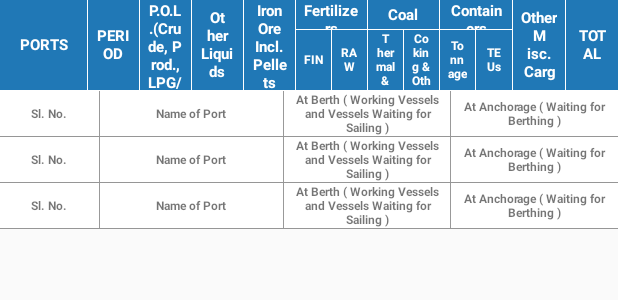
After one commit to vaibgups/SagarUnnati, an Android app: the layout dashboard_tcw_layout.xml on its own in the app's theme, with its tools: preview values and no code run, on a phone screen of 412 x 824 dp. The commit adds this screen. Shown: the top 300 px of the screen. Run offline under Robolectric (Android 15) with nearby library versions, the phone set to English and light mode, and no system bars.

Commit message:
Dashboard UI Design

```diff
--- /dev/null
+++ b/app/src/main/res/layout/dashboard_tcw_layout.xml
@@ -0,0 +1,368 @@
+<?xml version="1.0" encoding="utf-8"?>
+<LinearLayout xmlns:android="http://schemas.android.com/apk/res/android"
+    xmlns:tools="http://schemas.android.com/tools"
+    android:orientation="vertical"
+    android:layout_width="match_parent"
+    android:layout_height="match_parent">
+
+
+    <LinearLayout
+        android:layout_width="match_parent"
+        android:layout_height="0dp"
+        android:orientation="vertical"
+        android:layout_weight="9">
+
+        <LinearLayout
+            android:layout_width="match_parent"
+            android:background="@color/table_head_back"
+            android:orientation="horizontal"
+            android:layout_height="60dp">
+
+            <TextView
+                android:layout_width="0dp"
+                android:layout_height="match_parent"
+                android:layout_weight="1"
+                android:layout_marginLeft="5dp"
+                android:layout_marginRight="5dp"
+                android:text="@string/tv_tcw_ports"
+                android:textColor="@color/white"
+                android:textSize="10sp"
+                android:textStyle="bold"
+                android:gravity="center" />
+
+
+            <LinearLayout
+                android:layout_width="1px"
+                android:layout_height="match_parent"
+                android:background="@color/white" />
+
+
+            <TextView
+                android:layout_width="0dp"
+                android:layout_height="match_parent"
+                android:layout_weight="0.5"
+                android:layout_marginLeft="5dp"
+                android:layout_marginRight="5dp"
+                android:text="@string/tv_tcw_period"
+                android:textColor="@color/white"
+                android:textSize="10sp"
+                android:textStyle="bold"
+                android:gravity="center" />
+
+            <LinearLayout
+                android:layout_width="1px"
+                android:layout_height="match_parent"
+                android:background="@color/white" />
+
+
+            <TextView
+                android:layout_width="0dp"
+                android:layout_height="match_parent"
+                android:layout_weight="0.5"
+                android:layout_marginLeft="5dp"
+                android:layout_marginRight="5dp"
+                android:text="@string/tv_tcw_pol"
+                android:textColor="@color/white"
+                android:textSize="10sp"
+                android:textStyle="bold"
+                android:gravity="center" />
+
+            <LinearLayout
+                android:layout_width="1px"
+                android:layout_height="match_parent"
+                android:background="@color/white" />
+
+
+            <TextView
+                android:layout_width="0dp"
+                android:layout_height="match_parent"
+                android:layout_weight="0.5"
+                android:layout_marginLeft="5dp"
+                android:layout_marginRight="5dp"
+                android:text="@string/tv_tcw_other_liquid"
+                android:textColor="@color/white"
+                android:textSize="10sp"
+                android:textStyle="bold"
+                android:gravity="center" />
+
+            <LinearLayout
+                android:layout_width="1px"
+                android:layout_height="match_parent"
+                android:background="@color/white" />
+
+
+            <TextView
+                android:layout_width="0dp"
+                android:layout_height="match_parent"
+                android:layout_weight="0.5"
+                android:layout_marginLeft="5dp"
+                android:layout_marginRight="5dp"
+                android:text="@string/tv_tcw_iron_ore"
+                android:textColor="@color/white"
+                android:textSize="10sp"
+                android:textStyle="bold"
+                android:gravity="center"/>
+
+
+            <LinearLayout
+                android:layout_width="1px"
+                android:layout_height="match_parent"
+                android:background="@color/white" />
+
+            <LinearLayout
+                android:layout_width="0dp"
+                android:layout_height="match_parent"
+                android:orientation="vertical"
+                android:layout_weight="1">
+
+                <TextView
+                    android:layout_width="match_parent"
+                    android:layout_height="0dp"
+                    android:layout_weight="0.5"
+                    android:layout_marginLeft="5dp"
+                    android:layout_marginRight="5dp"
+                    android:text="@string/tv_tcw_fertilizers"
+                    android:textColor="@color/white"
+                    android:textSize="10sp"
+                    android:textStyle="bold"
+                    android:gravity="center" />
+
+                <LinearLayout
+                    android:layout_width="match_parent"
+                    android:layout_height="1px"
+                    android:background="@color/white" />
+
+                <LinearLayout
+                    android:layout_width="match_parent"
+                    android:layout_height="0dp"
+                    android:layout_weight="1"
+                    android:orientation="horizontal">
+
+                    <TextView
+                        android:layout_width="0dp"
+                        android:layout_height="match_parent"
+                        android:layout_weight="1"
+                        android:layout_marginLeft="5dp"
+                        android:layout_marginRight="5dp"
+                        android:text="@string/tv_tcw_fin"
+                        android:textColor="@color/white"
+                        android:textSize="8sp"
+                        android:textStyle="bold"
+                        android:gravity="center" />
+
+                    <LinearLayout
+                        android:layout_width="1px"
+                        android:layout_height="match_parent"
+                        android:background="@color/white" />
+
+                    <TextView
+                        android:layout_width="0dp"
+                        android:layout_height="match_parent"
+                        android:layout_weight="1"
+                        android:layout_marginLeft="5dp"
+                        android:layout_marginRight="5dp"
+                        android:text="@string/tv_tcw_raw"
+                        android:textColor="@color/white"
+                        android:textSize="8sp"
+                        android:textStyle="bold"
+                        android:gravity="center" />
+
+                </LinearLayout>
+            </LinearLayout>
+
+            <LinearLayout
+                android:layout_width="1px"
+                android:layout_height="match_parent"
+                android:background="@color/white" />
+
+            <LinearLayout
+                android:layout_width="0dp"
+                android:layout_height="match_parent"
+                android:orientation="vertical"
+                android:layout_weight="1">
+
+                <TextView
+                    android:layout_width="match_parent"
+                    android:layout_height="0dp"
+                    android:layout_weight="0.5"
+                    android:layout_marginLeft="5dp"
+                    android:layout_marginRight="5dp"
+                    android:text="@string/tv_tcw_coal"
+                    android:textColor="@color/white"
+                    android:textSize="10sp"
+                    android:textStyle="bold"
+                    android:gravity="center" />
+
+                <LinearLayout
+                    android:layout_width="match_parent"
+                    android:layout_height="1px"
+                    android:background="@color/white" />
+
+                <LinearLayout
+                    android:layout_width="match_parent"
+                    android:layout_height="0dp"
+                    android:layout_weight="1"
+                    android:orientation="horizontal">
+
+                    <TextView
+                        android:layout_width="0dp"
+                        android:layout_height="match_parent"
+                        android:layout_weight="1"
+                        android:layout_marginLeft="5dp"
+                        android:layout_marginRight="5dp"
+                        android:text="@string/tv_tcw_thermal_steam"
+                        android:textColor="@color/white"
+                        android:textSize="8sp"
+                        android:textStyle="bold"
+                        android:gravity="center" />
+
+                    <LinearLayout
+                        android:layout_width="1px"
+                        android:layout_height="match_parent"
+                        android:background="@color/white" />
+
+                    <TextView
+                        android:layout_width="0dp"
+                        android:layout_height="match_parent"
+                        android:layout_weight="1"
+                        android:layout_marginLeft="5dp"
+                        android:layout_marginRight="5dp"
+                        android:text="@string/tv_tcw_coking_others"
+                        android:textColor="@color/white"
+                        android:textSize="8sp"
+                        android:textStyle="bold"
+                        android:gravity="center" />
+
+                </LinearLayout>
+            </LinearLayout>
+
+            <LinearLayout
+                android:layout_width="1px"
+                android:layout_height="match_parent"
+                android:background="@color/white" />
+
+            <LinearLayout
+                android:layout_width="0dp"
+                android:layout_height="match_parent"
+                android:orientation="vertical"
+                android:layout_weight="1">
+
+                <TextView
+                    android:layout_width="match_parent"
+                    android:layout_height="0dp"
+                    android:layout_weight="0.5"
+                    android:layout_marginLeft="5dp"
+                    android:layout_marginRight="5dp"
+                    android:text="@string/tv_tcw_containers"
+                    android:textColor="@color/white"
+                    android:textSize="10sp"
+                    android:textStyle="bold"
+                    android:gravity="center" />
+
+                <LinearLayout
+                    android:layout_width="match_parent"
+                    android:layout_height="1px"
+                    android:background="@color/white" />
+
+                <LinearLayout
+                    android:layout_width="match_parent"
+                    android:layout_height="0dp"
+                    android:layout_weight="1"
+                    android:orientation="horizontal">
+
+                    <TextView
+                        android:layout_width="0dp"
+                        android:layout_height="match_parent"
+                        android:layout_weight="1"
+                        android:layout_marginLeft="5dp"
+                        android:layout_marginRight="5dp"
+                        android:text="@string/tv_tcw_tonnage"
+                        android:textColor="@color/white"
+                        android:textSize="8sp"
+                        android:textStyle="bold"
+                        android:gravity="center" />
+
+                    <LinearLayout
+                        android:layout_width="1px"
+                        android:layout_height="match_parent"
+                        android:background="@color/white" />
+
+                    <TextView
+                        android:layout_width="0dp"
+                        android:layout_height="match_parent"
+                        android:layout_weight="1"
+                        android:layout_marginLeft="5dp"
+                        android:layout_marginRight="5dp"
+                        android:text="@string/tv_tcw_teus"
+                        android:textColor="@color/white"
+                        android:textSize="8sp"
+                        android:textStyle="bold"
+                        android:gravity="center" />
+
+                </LinearLayout>
+
+
+
+            </LinearLayout>
+
+            <LinearLayout
+                android:layout_width="1px"
+                android:layout_height="match_parent"
+                android:background="@color/white" />
+
+
+            <TextView
+                android:layout_width="0dp"
+                android:layout_height="match_parent"
+                android:layout_weight="0.5"
+                android:layout_marginLeft="5dp"
+                android:layout_marginRight="5dp"
+                android:text="@string/tv_tcw_others_misc_carg"
+                android:textColor="@color/white"
+                android:textSize="10sp"
+                android:textStyle="bold"
+                android:gravity="center" />
+
+
+            <LinearLayout
+                android:layout_width="1px"
+                android:layout_height="match_parent"
+                android:background="@color/white" />
+
+
+            <TextView
+                android:layout_width="0dp"
+                android:layout_height="match_parent"
+                android:layout_weight="0.5"
+                android:layout_marginLeft="5dp"
+                android:layout_marginRight="5dp"
+                android:text="@string/tv_tcw_total"
+                android:textColor="@color/white"
+                android:textSize="10sp"
+                android:textStyle="bold"
+                android:gravity="center" />
+
+
+        </LinearLayout>
+
+        <LinearLayout
+            android:layout_width="match_parent"
+            android:layout_height="1px"
+            android:background="@color/white" />
+
+
+        <LinearLayout
+            android:layout_width="match_parent"
+            android:layout_weight="8"
+            android:layout_height="0dp">
+
+            <androidx.recyclerview.widget.RecyclerView
+                android:id="@+id/rvPSU"
+                android:layout_width="match_parent"
+                android:layout_height="match_parent"
+                tools:listitem="@layout/content_dvp_layout" />
+        </LinearLayout>
+    </LinearLayout>
+
+
+</LinearLayout>
--- a/app/src/main/res/values/strings.xml
+++ b/app/src/main/res/values/strings.xml
@@ -30,6 +30,29 @@
     <string name="tv_dvp_at_berth">At Berth ( Working Vessels and Vessels Waiting for Sailing )</string>
     <string name="tv_dvp_at_anchorage">At Anchorage ( Waiting for Berthing )</string>
 
+    <string name="tv_traffic">Traffic</string>
+    <string name="tv_traffic_port">Ports</string>
+    <string name="tv_traffic_date">APRIL TO JULY 2019*</string>
+
+
+    <string name="tv_tcw">Traffic - Commodity Wise</string>
+    <string name="tv_tcw_ports">PORTS</string>
+    <string name="tv_tcw_period">PERIOD</string>
+    <string name="tv_tcw_pol">P.O.L.(Crude, Prod., LPG/LNG)</string>
+    <string name="tv_tcw_other_liquid">Other Liquids</string>
+    <string name="tv_tcw_iron_ore">Iron Ore Incl. Pellets</string>
+    <string name="tv_tcw_fertilizers">Fertilizers</string>
+    <string name="tv_tcw_fin">FIN</string>
+    <string name="tv_tcw_raw">RAW</string>
+    <string name="tv_tcw_coal">Coal</string>
+    <string name="tv_tcw_thermal_steam">Thermal &amp; Steam</string>
+    <string name="tv_tcw_coking_others">Coking &amp; Others</string>
+    <string name="tv_tcw_containers">Containers</string>
+    <string name="tv_tcw_tonnage">Tonnage</string>
+    <string name="tv_tcw_teus">TEUs</string>
+    <string name="tv_tcw_others_misc_carg">Other Misc. Carg</string>
+    <string name="tv_tcw_total">TOTAL</string>
+
 
     <string name="tv_pus_sagar_mala_program">Sagarmala Programme</string>
     <string name="tv_pus_values">Values</string>
@@ -39,9 +62,7 @@
     <string name="tv_sb_sagar_mala_program">Sagarmala Programme</string>
     <string name="tv_sb_number">Number</string>
 
-    <string name="tv_traffic">Traffic</string>
-    <string name="tv_traffic_port">Ports</string>
-    <string name="tv_traffic_date">APRIL TO JULY 2019*</string>
+
 
 
 <!--    Hint Edit text-->
```
Also changed, not shown: app/src/main/res/layout/dashboard_pusm_layout.xml (renamed from app/src/main/res/layout/project_under_sagar_mala.xml).
